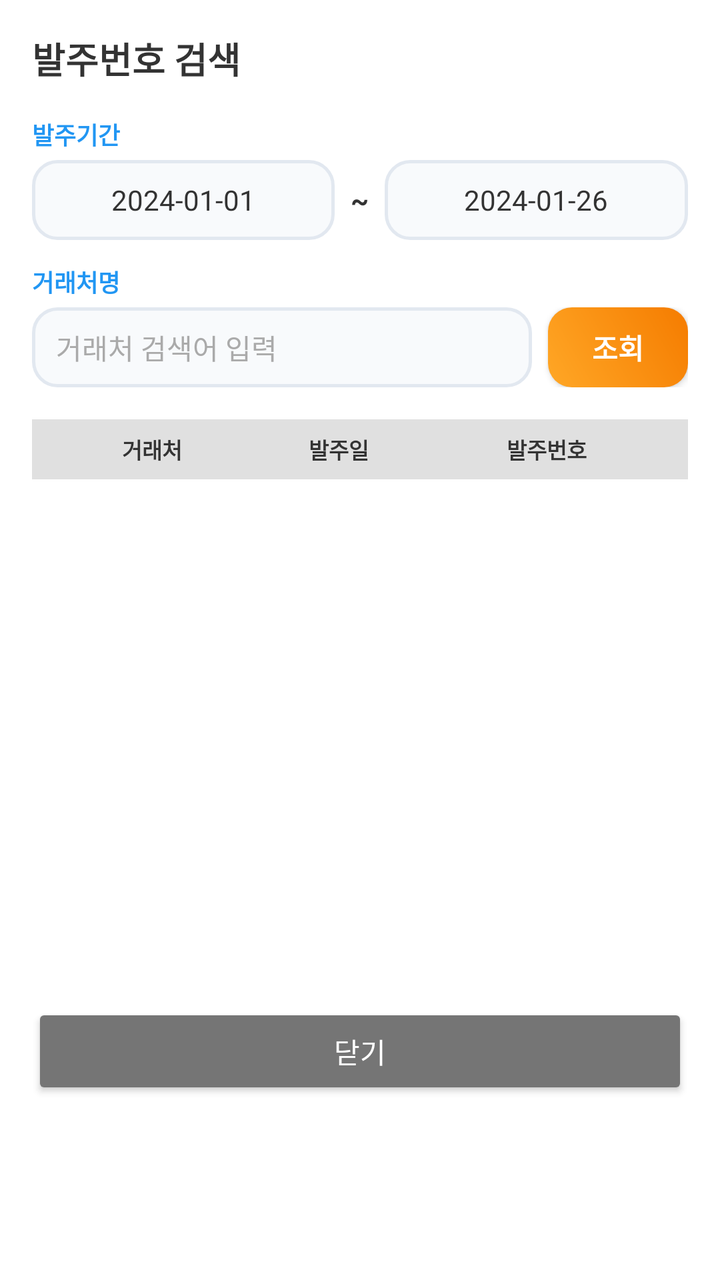
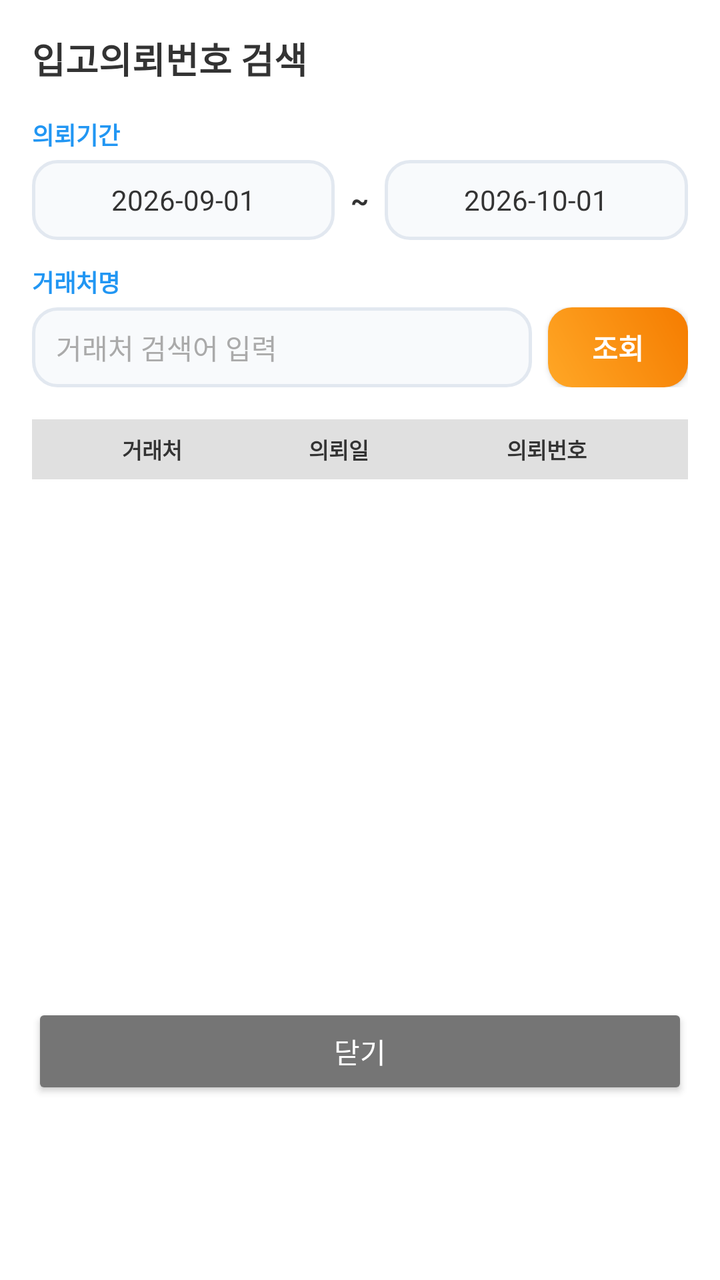

The first picture is an Android layout as it rendered before a commit; the second is the same layout after the commit. The layout source and the unified diff follow.
<!-- AndroidManifest.xml: application theme Theme.SmartERP -->
<!-- res/layout/dialog_purch_order_search.xml -->
<?xml version="1.0" encoding="utf-8"?>

<LinearLayout xmlns:android="http://schemas.android.com/apk/res/android"
    android:layout_width="match_parent"
    android:layout_height="wrap_content"
    android:orientation="vertical"
    android:padding="16dp"
    android:background="#FFFFFF">

    <TextView
        android:layout_width="match_parent"
        android:layout_height="wrap_content"
        android:text="발주번호 검색"
        android:textSize="18sp"
        android:textStyle="bold"
        android:textColor="#333333"
        android:layout_marginBottom="16dp"/>

    
    <TextView
        android:layout_width="wrap_content"
        android:layout_height="wrap_content"
        android:text="발주기간"
        android:textSize="12sp"
        android:textStyle="bold"
        android:textColor="#2196F3"
        android:layout_marginBottom="4dp"/>

    <LinearLayout
        android:layout_width="match_parent"
        android:layout_height="wrap_content"
        android:orientation="horizontal"
        android:gravity="center_vertical"
        android:layout_marginBottom="12dp">

        <TextView
            android:id="@+id/tvPopStartDate"
            android:layout_width="0dp"
            android:layout_height="40dp"
            android:layout_weight="1"
            android:background="@drawable/bg_input_field"
            android:gravity="center"
            android:textSize="14sp"
            android:textColor="#333333"
            android:text="2024-01-01"/>
        
        <TextView
            android:layout_width="wrap_content"
            android:layout_height="wrap_content"
            android:text="~"
            android:textColor="#333333"
            android:paddingHorizontal="8dp"
            android:textStyle="bold"/>
            
        <TextView
            android:id="@+id/tvPopEndDate"
            android:layout_width="0dp"
            android:layout_height="40dp"
            android:layout_weight="1"
            android:background="@drawable/bg_input_field"
            android:gravity="center"
            android:textSize="14sp"
            android:textColor="#333333"
            android:text="2024-01-26"/>
    </LinearLayout>

    
    <TextView
        android:layout_width="wrap_content"
        android:layout_height="wrap_content"
        android:text="거래처명"
        android:textSize="12sp"
        android:textStyle="bold"
        android:textColor="#2196F3"
        android:layout_marginBottom="4dp"/>

    <LinearLayout
        android:layout_width="match_parent"
        android:layout_height="wrap_content"
        android:orientation="horizontal"
        android:gravity="center_vertical"
        android:layout_marginBottom="16dp">

        <EditText
            android:id="@+id/etPopCustNm"
            android:layout_width="0dp"
            android:layout_height="40dp"
            android:layout_weight="1"
            android:background="@drawable/bg_input_field"
            android:hint="거래처 검색어 입력"
            android:paddingStart="12dp"
            android:textSize="14sp"
            android:textColor="#333333"
            android:textColorHint="#AAAAAA"
            android:singleLine="true"/>

        <androidx.appcompat.widget.AppCompatButton
            android:id="@+id/btnPopSearch"
            android:layout_width="70dp"
            android:layout_height="40dp"
            android:layout_marginStart="8dp"
            android:background="@drawable/bg_button_gradient_orange"
            android:text="조회"
            android:textColor="#FFFFFF"
            android:textSize="14sp"
            android:textStyle="bold"/>
    </LinearLayout>

    
    <LinearLayout
        android:layout_width="match_parent"
        android:layout_height="30dp"
        android:background="#E0E0E0"
        android:gravity="center_vertical"
        android:paddingHorizontal="8dp">
        <TextView android:layout_width="0dp" android:layout_height="wrap_content" android:layout_weight="1" android:text="거래처" android:textSize="11sp" android:textStyle="bold" android:textColor="#333333" android:gravity="center"/>
        <TextView android:layout_width="0dp" android:layout_height="wrap_content" android:layout_weight="0.8" android:text="발주일" android:textSize="11sp" android:textStyle="bold" android:textColor="#333333" android:gravity="center"/>
        <TextView android:layout_width="0dp" android:layout_height="wrap_content" android:layout_weight="1.2" android:text="발주번호" android:textSize="11sp" android:textStyle="bold" android:textColor="#333333" android:gravity="center"/>
    </LinearLayout>

    <ListView
        android:id="@+id/lvPopOrderList"
        android:layout_width="match_parent"
        android:layout_height="250dp"
        android:divider="#EEEEEE"
        android:dividerHeight="1dp"
        android:background="#FFFFFF"/>

    <Button
        android:id="@+id/btnPopClose"
        android:layout_width="match_parent"
        android:layout_height="wrap_content"
        android:text="닫기"
        android:layout_marginTop="12dp"
        android:backgroundTint="#757575"
        android:textColor="#FFFFFF"/>

</LinearLayout>
<!-- resources referenced by this layout -->
<resources>
  <!-- drawable bg_button_gradient_orange (drawable) -->
  <?xml version="1.0" encoding="utf-8"?>
  
  <shape xmlns:android="http://schemas.android.com/apk/res/android">
      <gradient
          android:startColor="#FFA726"
          android:endColor="#F57C00"
          android:angle="45"/>
      <corners android:radius="12dp"/>
  </shape>
  <!-- drawable bg_input_field (drawable) -->
  <?xml version="1.0" encoding="utf-8"?>
  
  <shape xmlns:android="http://schemas.android.com/apk/res/android">
      <solid android:color="@color/input_bg"/>
      <corners android:radius="12dp"/>
      <stroke android:width="1.5dp" android:color="@color/input_border"/>
  </shape>
  <style name="Theme.SmartERP" parent="Theme.AppCompat.Light.NoActionBar">
          
          <item name="colorPrimary">@color/smart_blue</item>
          <item name="colorPrimaryDark">@color/smart_blue</item>
          <item name="colorAccent">@color/core_amber</item>
  
          
          <item name="android:windowBackground">@color/login_bg_end</item>
  
          
          <item name="android:forceDarkAllowed" tools:targetApi="q">false</item>
      </style>
  <color name="input_bg">#F8FAFC</color>
  <color name="input_border">#E2E8F0</color>
  <color name="smart_blue">#005a9f</color>
  <color name="core_amber">#ffc107</color>
  <color name="login_bg_end">#f0f4f8</color>
</resources>

<!-- the commit's change to res/layout/dialog_purch_order_search.xml (unified diff, before → after) -->
@@ -8,9 +8,10 @@
     android:background="#FFFFFF">
 
     <TextView
+        android:id="@+id/tvPopTitle"
         android:layout_width="match_parent"
         android:layout_height="wrap_content"
-        android:text="발주번호 검색"
+        android:text="입고의뢰번호 검색"
         android:textSize="18sp"
         android:textStyle="bold"
         android:textColor="#333333"
@@ -18,9 +19,10 @@
 
     
     <TextView
+        android:id="@+id/tvPopDateLabel"
         android:layout_width="wrap_content"
         android:layout_height="wrap_content"
-        android:text="발주기간"
+        android:text="의뢰기간"
         android:textSize="12sp"
         android:textStyle="bold"
         android:textColor="#2196F3"
@@ -42,7 +44,7 @@
             android:gravity="center"
             android:textSize="14sp"
             android:textColor="#333333"
-            android:text="2024-01-01"/>
+            android:text="2026-09-01"/>
         
         <TextView
             android:layout_width="wrap_content"
@@ -61,7 +63,7 @@
             android:gravity="center"
             android:textSize="14sp"
             android:textColor="#333333"
-            android:text="2024-01-26"/>
+            android:text="2026-10-01"/>
     </LinearLayout>
 
     
@@ -114,8 +116,8 @@
         android:gravity="center_vertical"
         android:paddingHorizontal="8dp">
         <TextView android:layout_width="0dp" android:layout_height="wrap_content" android:layout_weight="1" android:text="거래처" android:textSize="11sp" android:textStyle="bold" android:textColor="#333333" android:gravity="center"/>
-        <TextView android:layout_width="0dp" android:layout_height="wrap_content" android:layout_weight="0.8" android:text="발주일" android:textSize="11sp" android:textStyle="bold" android:textColor="#333333" android:gravity="center"/>
-        <TextView android:layout_width="0dp" android:layout_height="wrap_content" android:layout_weight="1.2" android:text="발주번호" android:textSize="11sp" android:textStyle="bold" android:textColor="#333333" android:gravity="center"/>
+        <TextView android:id="@+id/tvPopColYmd" android:layout_width="0dp" android:layout_height="wrap_content" android:layout_weight="0.8" android:text="의뢰일" android:textSize="11sp" android:textStyle="bold" android:textColor="#333333" android:gravity="center"/>
+        <TextView android:id="@+id/tvPopColNo" android:layout_width="0dp" android:layout_height="wrap_content" android:layout_weight="1.2" android:text="의뢰번호" android:textSize="11sp" android:textStyle="bold" android:textColor="#333333" android:gravity="center"/>
     </LinearLayout>
 
     <ListView
